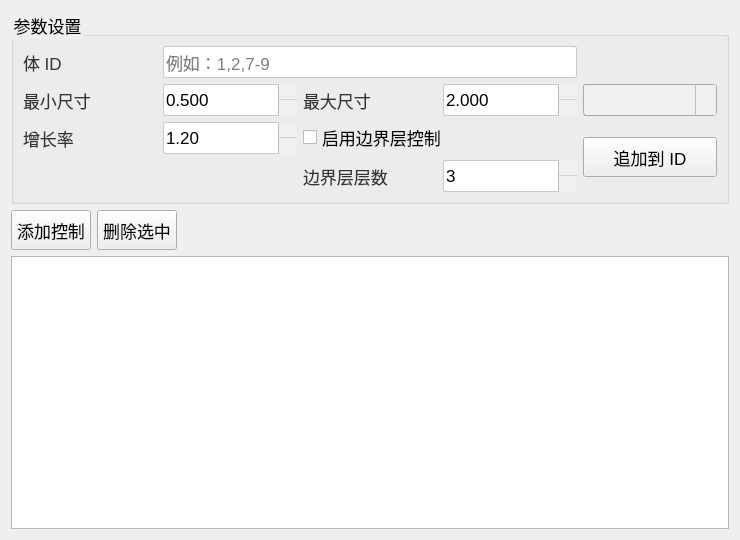
Old version of the form plugins/Base_Mesh/MeshVolumeControlWidget.ui in the repository asd977/base_cae.
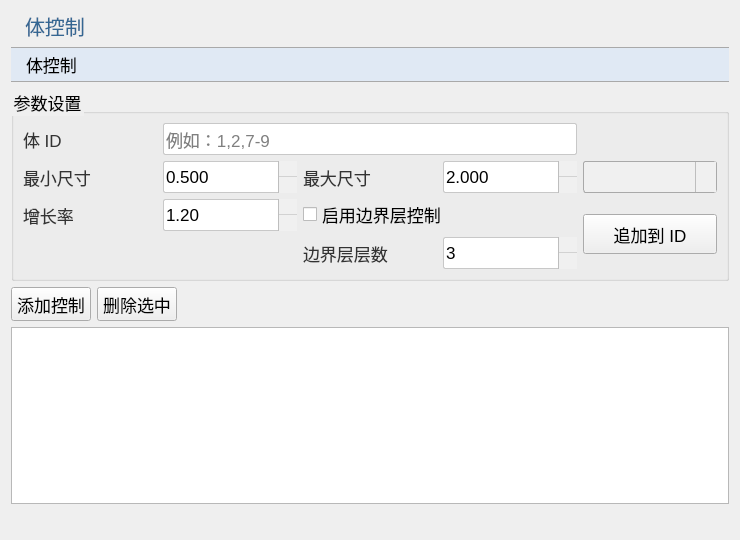
New version of the form. Icons and pictures are not drawn. Custom widgets are drawn as their Qt base class.

```diff
--- a/plugins/Base_Mesh/MeshVolumeControlWidget.ui
+++ b/plugins/Base_Mesh/MeshVolumeControlWidget.ui
@@ -112,6 +112,20 @@
 </string>
   </property>
   <layout class="QVBoxLayout" name="verticalLayout">
+   <item>
+    <widget class="QLabel" name="pageNameLabel">
+     <property name="text">
+      <string>体控制</string>
+     </property>
+    </widget>
+   </item>
+   <item>
+    <widget class="QPushButton" name="pushButton">
+     <property name="text">
+      <string>体控制</string>
+     </property>
+    </widget>
+   </item>
    <item>
     <widget class="QGroupBox" name="groupBoxInput">
      <property name="title">
@@ -276,6 +290,19 @@
    <item>
     <widget class="QTableWidget" name="tableControls"/>
    </item>
+   <item>
+    <spacer name="verticalSpacer">
+     <property name="orientation">
+      <enum>Qt::Vertical</enum>
+     </property>
+     <property name="sizeHint" stdset="0">
+      <size>
+       <width>20</width>
+       <height>40</height>
+      </size>
+     </property>
+    </spacer>
+   </item>
   </layout>
  </widget>
  <customwidgets>
```
